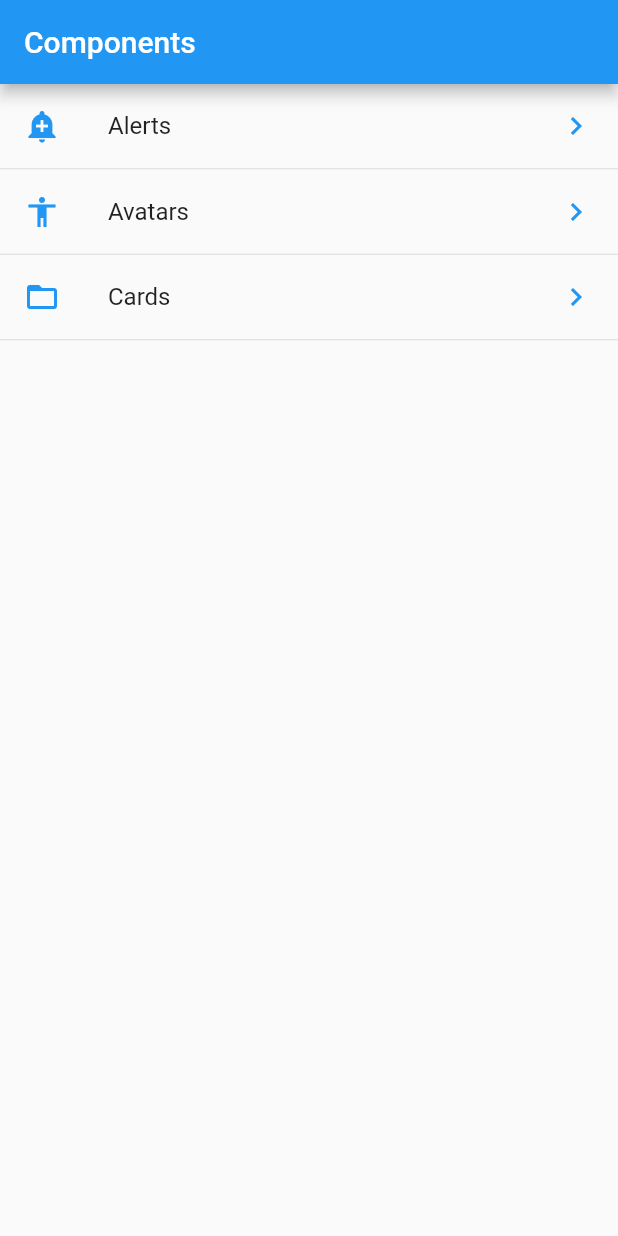
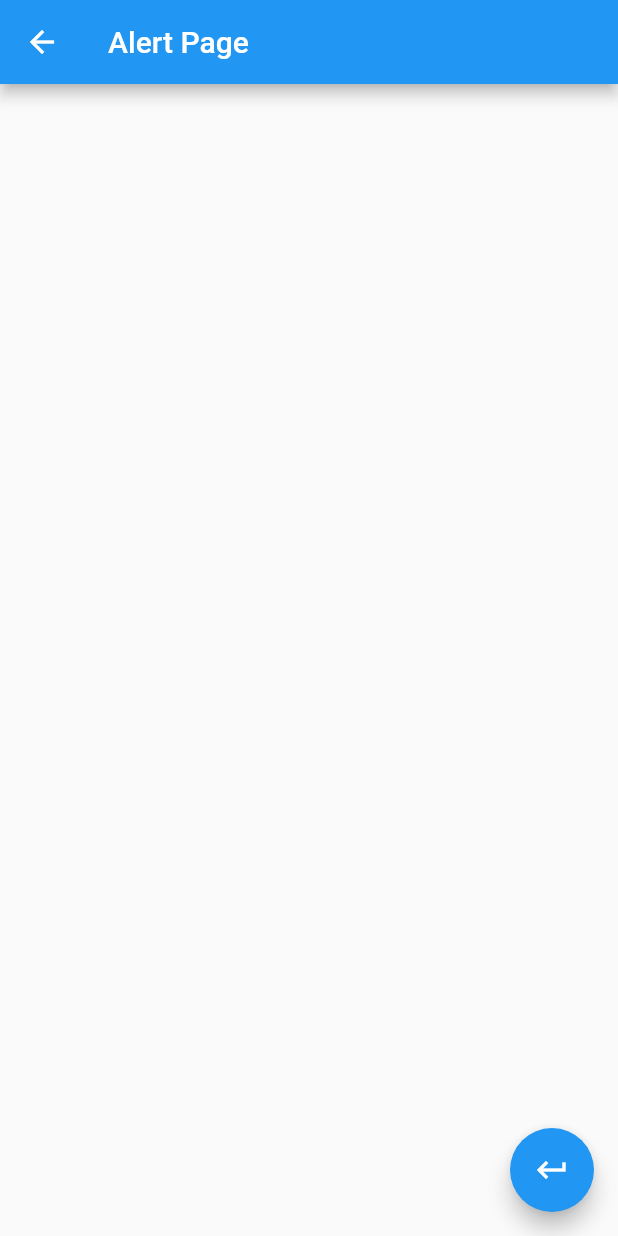
Before and after one commit to 51lv3r258/flutter-components, a Flutter app: the screen it shows after launch, after a tap on "Alerts", on a phone screen of 412 x 824 dp. Run offline on Flutter 3.47's test engine with Material 2 defaults, Android fonts, the phone set to English and light mode, and no system bars.

Commit message:
✨ Navigation: First Method

```diff
--- /dev/null
+++ b/lib/src/pages/alert_page.dart
@@ -0,0 +1,19 @@
+import 'package:flutter/material.dart';
+
+class AlertPage extends StatelessWidget {
+  const AlertPage({Key? key}) : super(key: key);
+
+  @override
+  Widget build(BuildContext context) {
+    return Scaffold(
+      appBar: AppBar(
+        title: const Text('Alert Page'),
+      ),
+      body: Container(),
+      floatingActionButton: FloatingActionButton(
+        child: const Icon(Icons.keyboard_return_outlined),
+        onPressed: () => Navigator.pop(context),
+      ),
+    );
+  }
+}
--- a/lib/src/pages/home_page.dart
+++ b/lib/src/pages/home_page.dart
@@ -2,6 +2,7 @@ import 'package:flutter/material.dart';
 
 import '../providers/menu_provider.dart';
 import '../utils/icon_string_util.dart';
+import 'alert_page.dart';
 
 class HomePage extends StatelessWidget {
   const HomePage({Key? key}) : super(key: key);
@@ -21,11 +22,11 @@ class HomePage extends StatelessWidget {
         future: menuProvider.loadData(),
         initialData: const [],
         builder: (context, AsyncSnapshot<List<dynamic>> snapshot) => ListView(
-              children: _listItems(snapshot.data),
+              children: _listItems(snapshot.data, context),
             ));
   }
 
-  List<Widget> _listItems(List<dynamic>? data) {
+  List<Widget> _listItems(List<dynamic>? data, BuildContext context) {
     final List<Widget> options = [];
 
     for (var opt in (data ?? [])) {
@@ -36,7 +37,11 @@ class HomePage extends StatelessWidget {
           Icons.keyboard_arrow_right_outlined,
           color: Colors.blue,
         ),
-        onTap: () => {},
+        onTap: () {
+          final route =
+              MaterialPageRoute(builder: (context) => const AlertPage());
+          Navigator.push(context, route);
+        },
       );
 
       options
```
